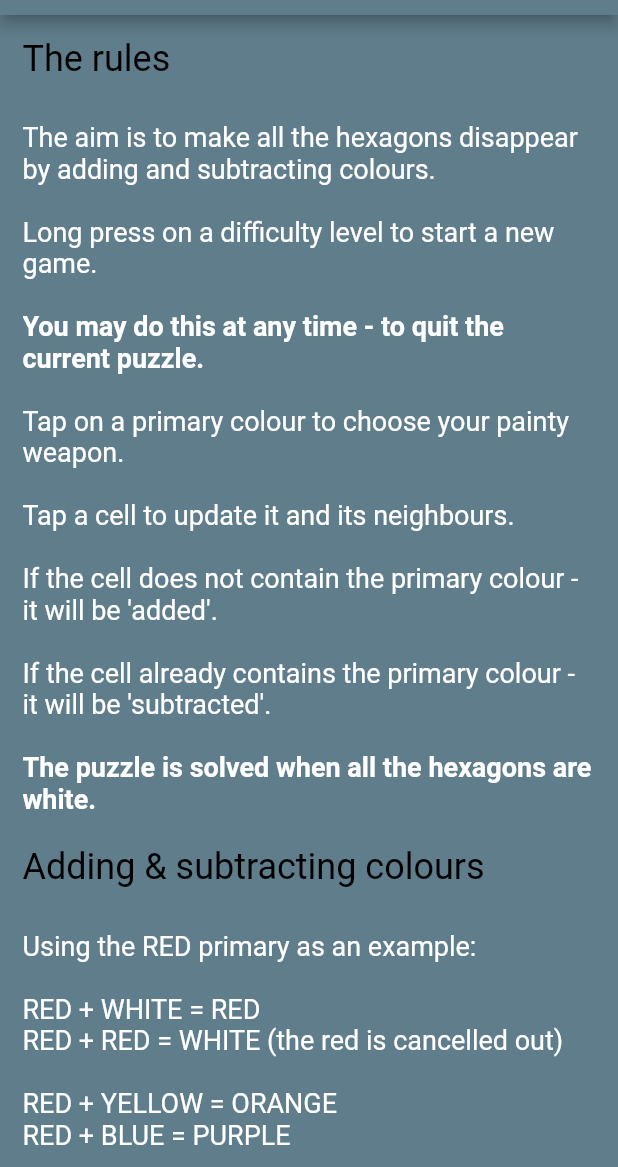
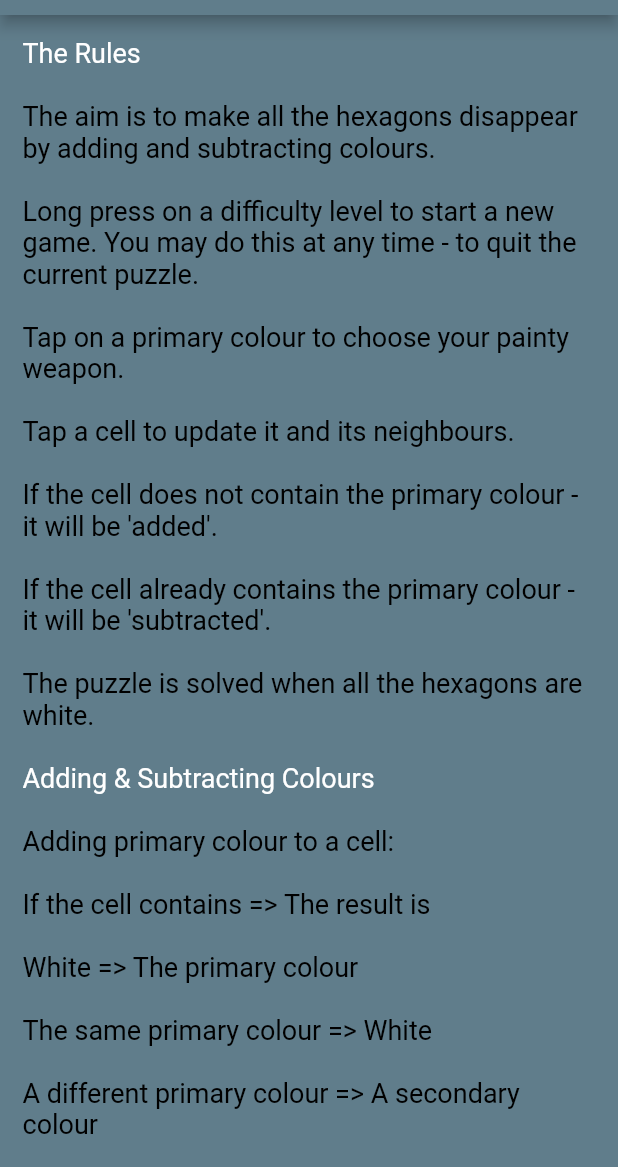
Before and after one commit to vmelia/flutter-hexagone, a Flutter app: the screen it shows after launch, after a tap on an icon or button, on a phone screen of 412 x 824 dp, the part 69-1236 px from its top. Run offline on Flutter 3.47's test engine with Material 2 defaults, Android fonts, the phone set to English and light mode, and no system bars; our stand-ins replace get_it; missing offline and left inert: hexagon.

Commit message:
Added colour chart.

```diff
--- a/lib/contracts/i_help_text_provider.dart
+++ /dev/null
@@ -1,5 +0,0 @@
-import 'package:flutter/material.dart';
-
-abstract class IHelpTextProvider {
-  List<TextSpan> getTextSpans();
-}
--- a/lib/locator.dart
+++ b/lib/locator.dart
@@ -3,13 +3,11 @@ import 'package:hexagone/contracts/i_colour_helper.dart';
 import 'package:hexagone/contracts/i_colour_merger.dart';
 import 'package:hexagone/contracts/i_coordinate_helper.dart';
 import 'package:hexagone/contracts/i_grid_helper.dart';
-import 'package:hexagone/contracts/i_help_text_provider.dart';
 import 'package:hexagone/contracts/i_randomizer.dart';
 import 'package:hexagone/services/colour_helper.dart';
 import 'package:hexagone/services/colour_merger.dart';
 import 'package:hexagone/services/coordinate_helper.dart';
 import 'package:hexagone/services/grid_helper.dart';
-import 'package:hexagone/services/help_text_provider.dart';
 import 'package:hexagone/services/randomizer.dart';
 
 var locator = GetIt.instance;
@@ -19,6 +17,5 @@ void setupLocator() {
   locator.registerSingleton<IColourMerger>(ColourMerger());
   locator.registerSingleton<ICoordinateHelper>(CoordinateHelper());
   locator.registerSingleton<IGridHelper>(GridHelper());
-  locator.registerSingleton<IHelpTextProvider>(HelpTextProvider());
   locator.registerSingleton<IRandomizer>(Randomizer());
 }
--- a/lib/pages/help_page.dart
+++ b/lib/pages/help_page.dart
@@ -1,14 +1,11 @@
 import 'package:flutter/material.dart';
-import 'package:hexagone/contracts/i_help_text_provider.dart';
-
-import '../locator.dart';
+import 'package:hexagone/widgets/help_widgets.dart';
 
 class HelpPage extends StatelessWidget {
   static String route = "HelpPage";
 
   @override
   Widget build(BuildContext context) {
-    final helpTextProvider = locator<IHelpTextProvider>();
     return Scaffold(
       backgroundColor: Colors.blueGrey,
       appBar: AppBar(
@@ -17,13 +14,49 @@ class HelpPage extends StatelessWidget {
       body: Padding(
         padding: const EdgeInsets.all(15.0),
         child: SingleChildScrollView(
-          child: Stack(children: [
-            RichText(
-              text: TextSpan(
-                style: TextStyle(color: Colors.white, fontSize: 18),
-                children: helpTextProvider.getTextSpans(),
-              ),
+          child:
+              Column(crossAxisAlignment: CrossAxisAlignment.start, children: [
+            HeaderLineWidget("The Rules"),
+            TextLineWidget(
+                "The aim is to make all the hexagons disappear by adding and subtracting colours."),
+            TextLineWidget(
+                "Long press on a difficulty level to start a new game. You may do this at any time - to quit the current puzzle."),
+            TextLineWidget(
+                "Tap on a primary colour to choose your painty weapon."),
+            TextLineWidget("Tap a cell to update it and its neighbours."),
+            TextLineWidget(
+                "If the cell does not contain the primary colour - it will be 'added'."),
+            TextLineWidget(
+                "If the cell already contains the primary colour - it will be 'subtracted'."),
+            TextLineWidget(
+              "The puzzle is solved when all the hexagons are white.",
             ),
+            HeaderLineWidget("Adding & Subtracting Colours"),
+            TextLineWidget("Adding primary colour to a cell:"),
+            TextLineWidget("If the cell contains => The result is"),
+            TextLineWidget("White => The primary colour"),
+            TextLineWidget("The same primary colour => White"),
+            TextLineWidget("A different primary colour => A secondary colour"),
+            TextLineWidget(
+                "A secondary colour already containing the primary => Removes the primary"),
+            TextLineWidget(
+                "A secondary colour not containing the primary => Brown"),
+            TextLineWidget(
+                "Brown = The secondary colour that doesn't contain the primary"),
+            HeaderLineWidget("Difficulty Levels"),
+            TextLineWidget("Easy: Can be done in 4 moves."),
+            TextLineWidget("Medium: Can be done in 6 moves."),
+            TextLineWidget("Hard: Can be done in 9 moves (good luck)."),
+            HeaderLineWidget("Colour Chart"),
+            ColourLineWidget(Colors.red, Colors.white, Colors.red),
+            ColourLineWidget(Colors.yellow, Colors.white, Colors.yellow),
+            ColourLineWidget(Colors.blue, Colors.white, Colors.blue),
+            ColourLineWidget(Colors.red, Colors.yellow, Colors.orange),
+            ColourLineWidget(Colors.yellow, Colors.blue, Colors.green),
+            ColourLineWidget(Colors.blue, Colors.red, Colors.purple),
+            ColourLineWidget(Colors.red, Colors.green, Colors.brown),
+            ColourLineWidget(Colors.yellow, Colors.purple, Colors.brown),
+            ColourLineWidget(Colors.blue, Colors.orange, Colors.brown),
           ]),
         ),
       ),
--- a/lib/services/help_text_provider.dart
+++ /dev/null
@@ -1,54 +0,0 @@
-import 'package:flutter/material.dart';
-import 'package:hexagone/contracts/i_help_text_provider.dart';
-
-class HelpTextProvider implements IHelpTextProvider {
-  List<TextSpan> getTextSpans() {
-    return <TextSpan>[
-      _createHeaderTextSpan("The rules"),
-      _createSpacedTextSpan(
-          "The aim is to make all the hexagons disappear by adding and subtracting colours."),
-      _createSpacedTextSpan(
-          "Long press on a difficulty level to start a new game."),
-      _createSpacedTextSpan(
-          "You may do this at any time - to quit the current puzzle.",
-          bold: true),
-      _createSpacedTextSpan(
-          "Tap on a primary colour to choose your painty weapon."),
-      _createSpacedTextSpan("Tap a cell to update it and its neighbours."),
-      _createSpacedTextSpan(
-          "If the cell does not contain the primary colour - it will be 'added'."),
-      _createSpacedTextSpan(
-          "If the cell already contains the primary colour - it will be 'subtracted'."),
-      _createSpacedTextSpan(
-          "The puzzle is solved when all the hexagons are white.",
-          bold: true),
-      _createHeaderTextSpan("Adding & subtracting colours"),
-      _createSpacedTextSpan("Using the RED primary as an example:"),
-      _createTextSpan("RED + WHITE = RED"),
-      _createSpacedTextSpan("RED + RED = WHITE (the red is cancelled out)"),
-      _createTextSpan("RED + YELLOW = ORANGE"),
-      _createSpacedTextSpan("RED + BLUE = PURPLE"),
-      _createTextSpan("RED + ORANGE = YELLOW"),
-      _createTextSpan("RED + PURPLE = BLUE"),
-      _createSpacedTextSpan(
-          "RED + GREEN = BROWN (all three primaries combined)"),
-      _createSpacedTextSpan(
-          "The YELLOW and BLUE primaries follow the same pattern."),
-      _createHeaderTextSpan("Difficulty levels"),
-      _createSpacedTextSpan("Easy: Can be done in 3 moves."),
-      _createSpacedTextSpan("Medium: Can be done in 6 moves."),
-      _createTextSpan("Hard: Can be done in 9 moves."),
-      _createTextSpan("(Good luck with that!)"),
-    ];
-  }
-
-  TextSpan _createHeaderTextSpan(String text) => TextSpan(
-        text: "$text\n\n",
-        style: TextStyle(color: Colors.black, fontSize: 24),
-      );
-
-  TextSpan _createSpacedTextSpan(String text, {bool bold = false}) => TextSpan(
-      text: "$text\n\n",
-      style: TextStyle(fontWeight: bold ? FontWeight.bold : FontWeight.normal));
-  TextSpan _createTextSpan(String text) => TextSpan(text: "$text\n");
-}
--- a/lib/view_models/game_view_model.dart
+++ b/lib/view_models/game_view_model.dart
@@ -19,7 +19,7 @@ class GameViewModel with ChangeNotifier {
   Colour _selectedColour;
   List<Coordinate> _randomPaintedCells;
 
-  int iterations = 6;
+  int iterations = 4;
   int _moves = 0;
   bool _hintMode = false;
 
--- /dev/null
+++ b/lib/widgets/help_widgets.dart
@@ -0,0 +1,102 @@
+import 'package:flutter/material.dart';
+
+const double _textFontSize = 18;
+const double _colourFontSize = 48;
+const String _circle = "\u2B24";
+
+class ColourWidget extends StatelessWidget {
+  final Color colour;
+
+  ColourWidget(this.colour);
+
+  @override
+  Widget build(BuildContext context) {
+    return RichText(
+        text: TextSpan(
+      text: _circle,
+      style: TextStyle(
+        color: colour,
+        fontSize: _colourFontSize,
+      ),
+    ));
+  }
+}
+
+class TextWidget extends StatelessWidget {
+  final String text;
+
+  TextWidget(this.text);
+
+  @override
+  Widget build(BuildContext context) {
+    return RichText(
+      text: TextSpan(
+        text: text,
+        style: TextStyle(color: Colors.black, fontSize: _colourFontSize),
+      ),
+    );
+  }
+}
+
+class ColourLineWidget extends StatelessWidget {
+  final Color colour1;
+  final Color colour2;
+  final Color colour3;
+
+  ColourLineWidget(this.colour1, this.colour2, this.colour3);
+
+  @override
+  Widget build(BuildContext context) {
+    return Row(children: [
+      ColourWidget(colour1),
+      TextWidget('+'),
+      ColourWidget(colour2),
+      TextWidget('='),
+      ColourWidget(colour3),
+      Spacer(),
+      ColourWidget(colour1),
+      TextWidget('+'),
+      ColourWidget(colour3),
+      TextWidget('='),
+      ColourWidget(colour2),
+    ]);
+  }
+}
+
+class HeaderLineWidget extends StatelessWidget {
+  final String text;
+
+  HeaderLineWidget(this.text);
+
+  @override
+  Widget build(BuildContext context) {
+    return RichText(
+      text: TextSpan(
+        text: "$text\n",
+        style: TextStyle(
+          color: Colors.white,
+          fontSize: _textFontSize,
+        ),
+      ),
+    );
+  }
+}
+
+class TextLineWidget extends StatelessWidget {
+  final String text;
+
+  TextLineWidget(this.text);
+
+  @override
+  Widget build(BuildContext context) {
+    return RichText(
+      text: TextSpan(
+        text: "$text\n",
+        style: TextStyle(
+          color: Colors.black,
+          fontSize: _textFontSize,
+        ),
+      ),
+    );
+  }
+}
--- a/lib/widgets/menu_widget.dart
+++ b/lib/widgets/menu_widget.dart
@@ -16,7 +16,7 @@ class MenuWidget extends StatelessWidget {
               RoundedRectangleBorder(borderRadius: BorderRadius.circular(20)),
           onPressed: () {},
           onLongPress: () {
-            viewModel.iterations = 3;
+            viewModel.iterations = 4;
             viewModel.startNewGame();
           },
         ),
```
